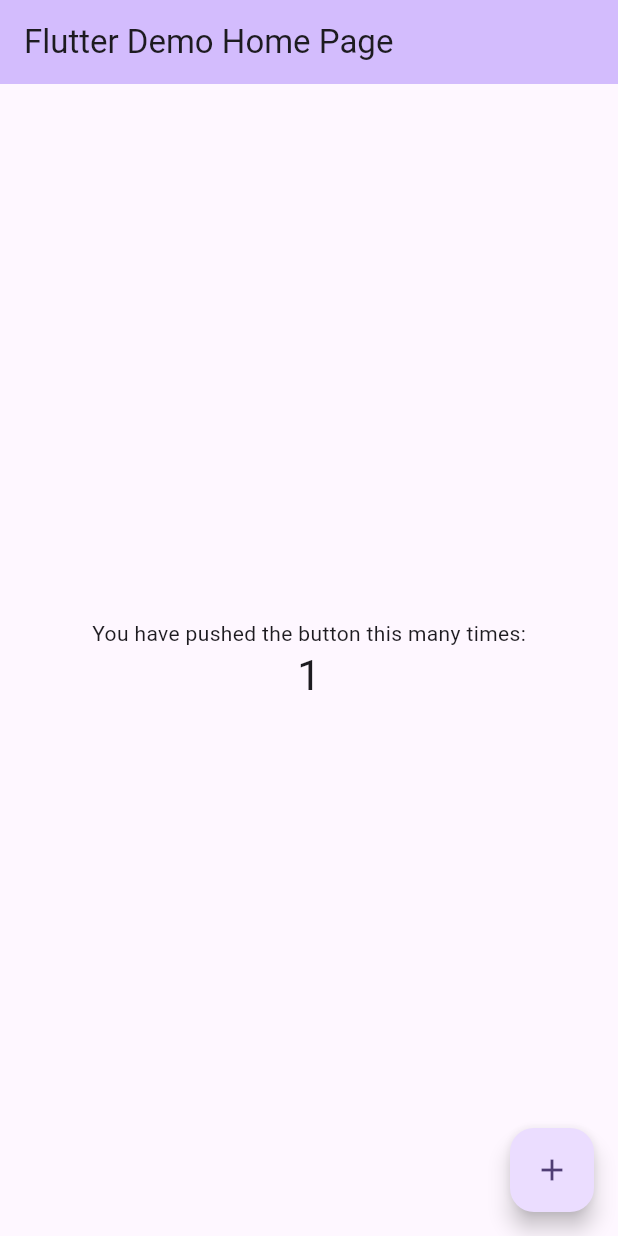
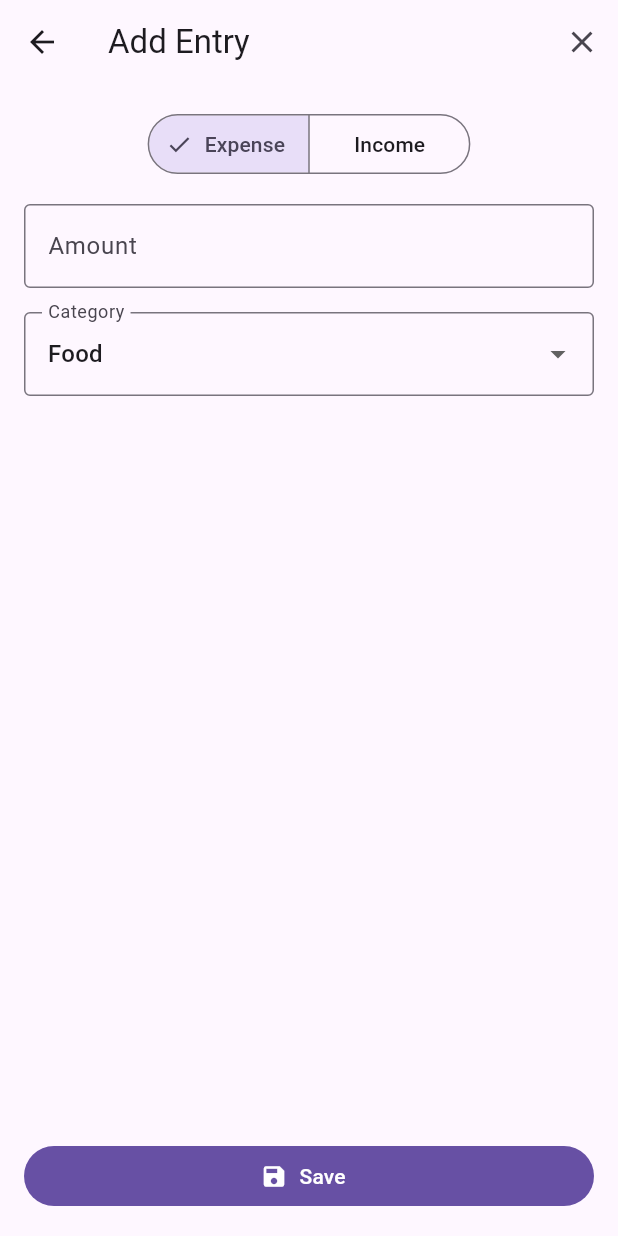
Before and after one commit to gowrina725/upi_tracker, a Flutter app: the screen it shows after launch, after a tap on the "add" icon, on a phone screen of 412 x 824 dp. Run offline on Flutter 3.47's test engine with Material 3 defaults, Android fonts, the phone set to English and light mode, and no system bars; our stand-ins replace sqflite; accounts and stored records are empty.

Commit message:
Add expense entry UI and SQLite storage

```diff
--- a/lib/main.dart
+++ b/lib/main.dart
@@ -1,122 +1,24 @@
 import 'package:flutter/material.dart';
+import 'screens/expense_entry_screen.dart';
+import 'screens/expense_list_screen.dart';
 
 void main() {
-  runApp(const MyApp());
+  runApp(const UpITrackerApp());
 }
 
-class MyApp extends StatelessWidget {
-  const MyApp({super.key});
+class UpITrackerApp extends StatelessWidget {
+  const UpITrackerApp({super.key});
 
-  // This widget is the root of your application.
   @override
   Widget build(BuildContext context) {
     return MaterialApp(
-      title: 'Flutter Demo',
-      theme: ThemeData(
-        // This is the theme of your application.
-        //
-        // TRY THIS: Try running your application with "flutter run". You'll see
-        // the application has a purple toolbar. Then, without quitting the app,
-        // try changing the seedColor in the colorScheme below to Colors.green
-        // and then invoke "hot reload" (save your changes or press the "hot
-        // reload" button in a Flutter-supported IDE, or press "r" if you used
-        // the command line to start the app).
-        //
-        // Notice that the counter didn't reset back to zero; the application
-        // state is not lost during the reload. To reset the state, use hot
-        // restart instead.
-        //
-        // This works for code too, not just values: Most code changes can be
-        // tested with just a hot reload.
-        colorScheme: .fromSeed(seedColor: Colors.deepPurple),
-      ),
-      home: const MyHomePage(title: 'Flutter Demo Home Page'),
+      title: 'UPI Expense Tracker',
+      theme: ThemeData(useMaterial3: true),
+      routes: {
+        ExpenseListScreen.routeName: (_) => const ExpenseListScreen(),
+        ExpenseEntryScreen.routeName: (_) => const ExpenseEntryScreen(),
+      },
+      initialRoute: ExpenseListScreen.routeName,
     );
   }
 }
-
-class MyHomePage extends StatefulWidget {
-  const MyHomePage({super.key, required this.title});
-
-  // This widget is the home page of your application. It is stateful, meaning
-  // that it has a State object (defined below) that contains fields that affect
-  // how it looks.
-
-  // This class is the configuration for the state. It holds the values (in this
-  // case the title) provided by the parent (in this case the App widget) and
-  // used by the build method of the State. Fields in a Widget subclass are
-  // always marked "final".
-
-  final String title;
-
-  @override
-  State<MyHomePage> createState() => _MyHomePageState();
-}
-
-class _MyHomePageState extends State<MyHomePage> {
-  int _counter = 0;
-
-  void _incrementCounter() {
-    setState(() {
-      // This call to setState tells the Flutter framework that something has
-      // changed in this State, which causes it to rerun the build method below
-      // so that the display can reflect the updated values. If we changed
-      // _counter without calling setState(), then the build method would not be
-      // called again, and so nothing would appear to happen.
-      _counter++;
-    });
-  }
-
-  @override
-  Widget build(BuildContext context) {
-    // This method is rerun every time setState is called, for instance as done
-    // by the _incrementCounter method above.
-    //
-    // The Flutter framework has been optimized to make rerunning build methods
-    // fast, so that you can just rebuild anything that needs updating rather
-    // than having to individually change instances of widgets.
-    return Scaffold(
-      appBar: AppBar(
-        // TRY THIS: Try changing the color here to a specific color (to
-        // Colors.amber, perhaps?) and trigger a hot reload to see the AppBar
-        // change color while the other colors stay the same.
-        backgroundColor: Theme.of(context).colorScheme.inversePrimary,
-        // Here we take the value from the MyHomePage object that was created by
-        // the App.build method, and use it to set our appbar title.
-        title: Text(widget.title),
-      ),
-      body: Center(
-        // Center is a layout widget. It takes a single child and positions it
-        // in the middle of the parent.
-        child: Column(
-          // Column is also a layout widget. It takes a list of children and
-          // arranges them vertically. By default, it sizes itself to fit its
-          // children horizontally, and tries to be as tall as its parent.
-          //
-          // Column has various properties to control how it sizes itself and
-          // how it positions its children. Here we use mainAxisAlignment to
-          // center the children vertically; the main axis here is the vertical
-          // axis because Columns are vertical (the cross axis would be
-          // horizontal).
-          //
-          // TRY THIS: Invoke "debug painting" (choose the "Toggle Debug Paint"
-          // action in the IDE, or press "p" in the console), to see the
-          // wireframe for each widget.
-          mainAxisAlignment: .center,
-          children: [
-            const Text('You have pushed the button this many times:'),
-            Text(
-              '$_counter',
-              style: Theme.of(context).textTheme.headlineMedium,
-            ),
-          ],
-        ),
-      ),
-      floatingActionButton: FloatingActionButton(
-        onPressed: _incrementCounter,
-        tooltip: 'Increment',
-        child: const Icon(Icons.add),
-      ),
-    );
-  }
-}
--- /dev/null
+++ b/lib/screens/expense_entry_screen.dart
@@ -0,0 +1,134 @@
+import 'package:flutter/material.dart';
+import '../db/expense_db.dart';
+import '../models/expense.dart';
+
+class ExpenseEntryArgs {
+  final double? amount;
+  final String? type; // "Expense" / "Income"
+  const ExpenseEntryArgs({this.amount, this.type});
+}
+
+class ExpenseEntryScreen extends StatefulWidget {
+  const ExpenseEntryScreen({super.key});
+
+  static const routeName = '/entry';
+
+  @override
+  State<ExpenseEntryScreen> createState() => _ExpenseEntryScreenState();
+}
+
+class _ExpenseEntryScreenState extends State<ExpenseEntryScreen> {
+  final _formKey = GlobalKey<FormState>();
+  final _amountCtrl = TextEditingController();
+
+  String _type = 'Expense';
+  String _category = 'Food';
+
+  final _categories = const ['Food', 'Travel', 'Shopping', 'Bills', 'Other'];
+  @override
+  void didChangeDependencies() {
+    super.didChangeDependencies();
+    final args = ModalRoute.of(context)?.settings.arguments;
+    if (args is ExpenseEntryArgs) {
+      if (args.amount != null && _amountCtrl.text.isEmpty) {
+        _amountCtrl.text = args.amount!.toStringAsFixed(2);
+      }
+      if (args.type != null) _type = args.type!;
+      setState(() {});
+    }
+  }
+
+  @override
+  void dispose() {
+    _amountCtrl.dispose();
+    super.dispose();
+  }
+
+  Future<void> _save() async {
+    if (!_formKey.currentState!.validate()) return;
+
+    final amount = double.parse(_amountCtrl.text.trim());
+    final e = Expense(
+      amount: amount,
+      type: _type,
+      category: _category,
+      timestamp: DateTime.now().millisecondsSinceEpoch,
+    );
+
+    await ExpenseDb.instance.insertExpense(e);
+
+    if (!mounted) return;
+    Navigator.pop(context, true); // return "saved"
+  }
+
+  @override
+  Widget build(BuildContext context) {
+    return Scaffold(
+      appBar: AppBar(
+        title: const Text('Add Entry'),
+        actions: [
+          IconButton(
+            icon: const Icon(Icons.close),
+            onPressed: () => Navigator.pop(context, false),
+          ),
+        ],
+      ),
+      body: Padding(
+        padding: const EdgeInsets.all(16),
+        child: Form(
+          key: _formKey,
+          child: Column(
+            children: [
+              SegmentedButton<String>(
+                segments: const [
+                  ButtonSegment(value: 'Expense', label: Text('Expense')),
+                  ButtonSegment(value: 'Income', label: Text('Income')),
+                ],
+                selected: {_type},
+                onSelectionChanged: (s) => setState(() => _type = s.first),
+              ),
+              const SizedBox(height: 16),
+              TextFormField(
+                controller: _amountCtrl,
+                keyboardType: const TextInputType.numberWithOptions(decimal: true),
+                decoration: const InputDecoration(
+                  labelText: 'Amount',
+                  prefixText: '₹ ',
+                  border: OutlineInputBorder(),
+                ),
+                validator: (v) {
+                  final t = (v ?? '').trim();
+                  if (t.isEmpty) return 'Enter amount';
+                  final n = double.tryParse(t);
+                  if (n == null || n <= 0) return 'Enter valid amount';
+                  return null;
+                },
+              ),
+              const SizedBox(height: 16),
+              DropdownButtonFormField<String>(
+                value: _category,
+                decoration: const InputDecoration(
+                  labelText: 'Category',
+                  border: OutlineInputBorder(),
+                ),
+                items: _categories
+                    .map((c) => DropdownMenuItem(value: c, child: Text(c)))
+                    .toList(),
+                onChanged: (v) => setState(() => _category = v ?? 'Other'),
+              ),
+              const Spacer(),
+              SizedBox(
+                width: double.infinity,
+                child: FilledButton.icon(
+                  onPressed: _save,
+                  icon: const Icon(Icons.save),
+                  label: const Text('Save'),
+                ),
+              ),
+            ],
+          ),
+        ),
+      ),
+    );
+  }
+}
--- /dev/null
+++ b/lib/screens/expense_list_screen.dart
@@ -0,0 +1,83 @@
+import 'package:flutter/material.dart';
+import '../db/expense_db.dart';
+import '../models/expense.dart';
+import 'expense_entry_screen.dart';
+
+class ExpenseListScreen extends StatefulWidget {
+  const ExpenseListScreen({super.key});
+
+  static const routeName = '/';
+
+  @override
+  State<ExpenseListScreen> createState() => _ExpenseListScreenState();
+}
+
+class _ExpenseListScreenState extends State<ExpenseListScreen> {
+  late Future<List<Expense>> _future;
+
+  @override
+  void initState() {
+    super.initState();
+    _future = ExpenseDb.instance.getAllExpenses();
+  }
+
+  void _reload() {
+    setState(() {
+      _future = ExpenseDb.instance.getAllExpenses();
+    });
+  }
+
+  Future<void> _openEntry() async {
+    final saved = await Navigator.pushNamed(
+      context,
+      ExpenseEntryScreen.routeName,
+      arguments: const ExpenseEntryArgs(),
+    );
+
+    if (saved == true) _reload();
+  }
+
+  @override
+  Widget build(BuildContext context) {
+    return Scaffold(
+      appBar: AppBar(title: const Text('UPI Expense Tracker')),
+      floatingActionButton: FloatingActionButton(
+        onPressed: _openEntry,
+        child: const Icon(Icons.add),
+      ),
+      body: FutureBuilder<List<Expense>>(
+        future: _future,
+        builder: (context, snap) {
+          if (snap.connectionState != ConnectionState.done) {
+            return const Center(child: CircularProgressIndicator());
+          }
+          final items = snap.data ?? [];
+          if (items.isEmpty) {
+            return const Center(child: Text('No entries yet. Tap + to add.'));
+          }
+          return ListView.separated(
+            itemCount: items.length,
+            separatorBuilder: (_, __) => const Divider(height: 1),
+            itemBuilder: (context, i) {
+              final e = items[i];
+              final dt = DateTime.fromMillisecondsSinceEpoch(e.timestamp);
+              return ListTile(
+                title: Text('₹${e.amount.toStringAsFixed(2)} • ${e.category}'),
+                subtitle: Text('${e.type} • ${dt.toLocal()}'),
+                trailing: IconButton(
+                  icon: const Icon(Icons.delete_outline),
+                  onPressed: () async {
+                    if (e.id != null) {
+                      await ExpenseDb.instance.deleteExpense(e.id!);
+                      _reload();
+                    }
+                  },
+                ),
+              );
+            },
+          );
+        },
+      ),
+    );
+  }
+}
```
Also changed, not shown: lib/expense_list_screen.dart (added, +89 -0 lines).
